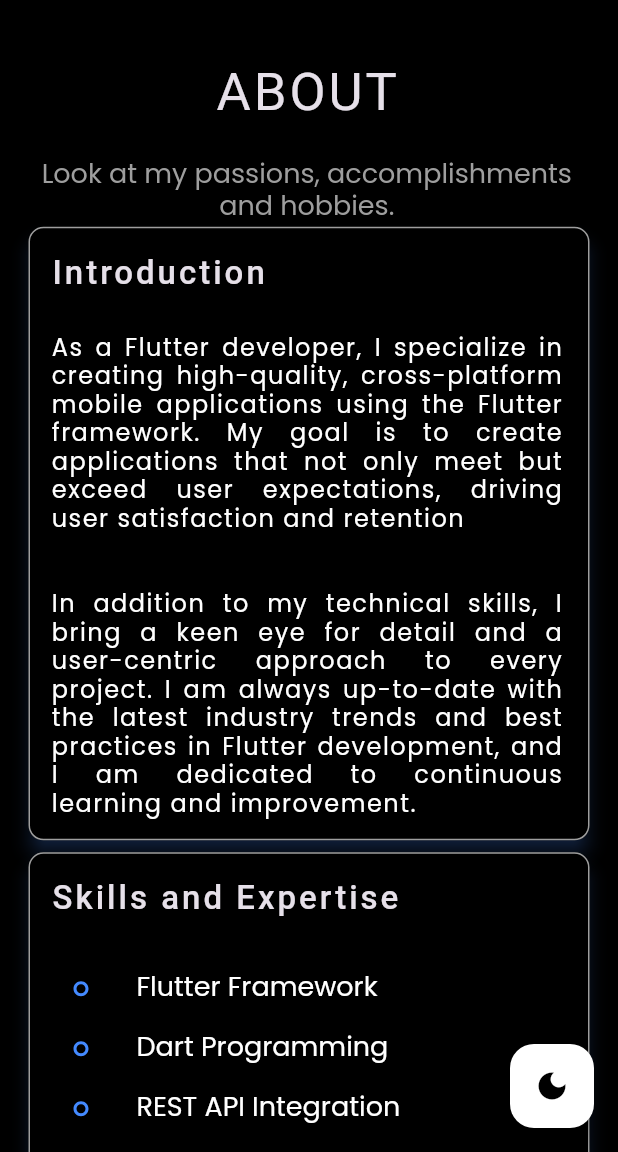
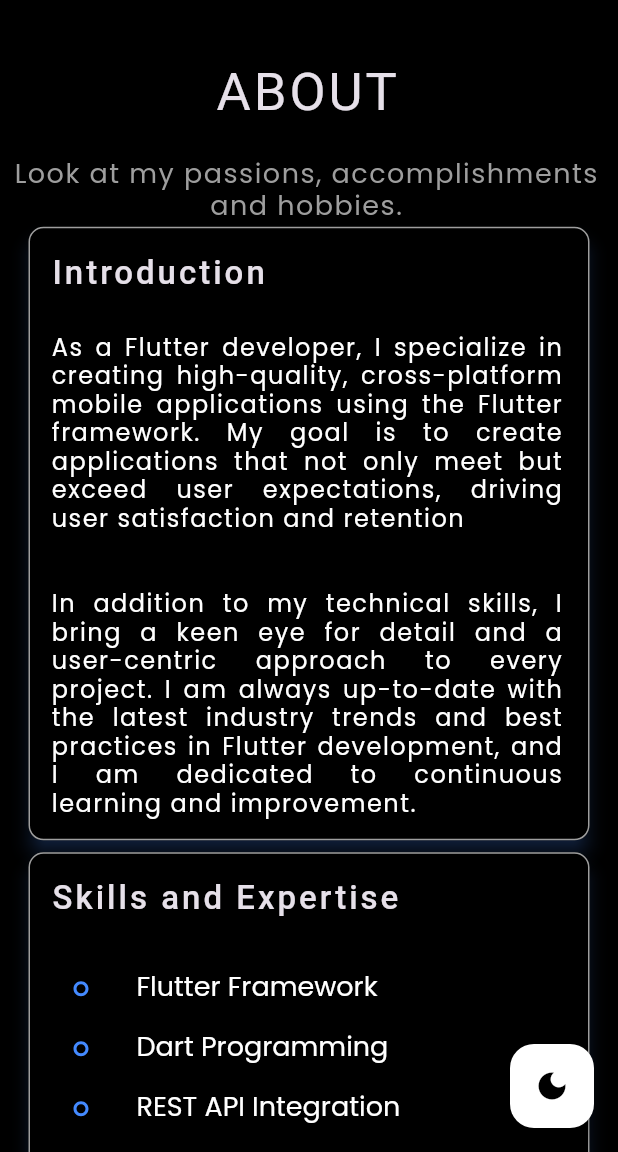
Before and after one commit to Pranav2918/MyPortfolio, a Flutter app: the screen it shows after launch, after a tap on the "menu" icon, after a tap on "About", on a phone screen of 412 x 824 dp, the part 84-1236 px from its top. Run offline on Flutter 3.47's test engine with Material 3 defaults, Android fonts, the phone set to English and light mode, and no system bars; our stand-ins replace animated_text_kit, carousel_slider, flutter_svg, google_fonts.

Commit message:
improved code for about section

```diff
--- a/lib/src/presentation/views/about/about.dart
+++ b/lib/src/presentation/views/about/about.dart
@@ -10,133 +10,72 @@ class About extends StatelessWidget {
   @override
   Widget build(BuildContext context) {
     final screenSize = MediaQuery.of(context).size;
+    final isDesktop = ResponsiveScreenProvider.isDesktopScreen(context);
+
     return SingleChildScrollView(
       physics: const BouncingScrollPhysics(),
       child: Column(
         children: [
-          SizedBox(
-            height: screenSize.height * 0.05,
-          ),
+          SizedBox(height: screenSize.height * 0.05),
           Center(
             child: Column(
               children: [
                 SelectableText(
                   'ABOUT',
-                  style: Theme.of(context)
-                      .textTheme
-                      .displayLarge!
-                      .copyWith(fontSize: 35.0, letterSpacing: 2.0),
+                  style: Theme.of(context).textTheme.displayLarge!.copyWith(
+                        fontSize: 35.0,
+                        letterSpacing: 2.0,
+                      ),
                 ),
                 const SizedBox(height: 25.0),
-                !ResponsiveScreenProvider.isDesktopScreen(context)
-                    ? SelectableText(
-                        'Look at my passions, accomplishments\nand hobbies.',
-                        textAlign: TextAlign.center,
-                        style: Theme.of(context)
-                            .textTheme
-                            .displayMedium!
-                            .copyWith(color: Colors.grey),
-                      )
-                    : SelectableText(
-                        'Look at my passions, accomplishments, and hobbies.',
+                SelectableText(
+                  isDesktop
+                      ? 'Look at my passions, accomplishments, and hobbies.'
+                      : 'Look at my passions, accomplishments\nand hobbies.',
+                  textAlign: isDesktop ? TextAlign.start : TextAlign.center,
                   style: Theme.of(context)
                       .textTheme
                       .displayMedium!
                       .copyWith(color: Colors.grey, letterSpacing: 1.0),
                 ),
-                Padding(
-                  padding: EdgeInsets.symmetric(
-                      horizontal: 15.0,
-                      vertical:
-                          !ResponsiveScreenProvider.isDesktopScreen(context)
-                              ? 0.0
-                              : 15.0,),
-                  child: !ResponsiveScreenProvider.isDesktopScreen(context)
-                      ? Column(
-                          children: [
-                            _aboutCards(
+                _responsiveSection(
+                  isDesktop: isDesktop,
+                  screenSize: screenSize,
+                  left: _aboutCards(
                     screenSize: screenSize,
                     title: 'Introduction',
                     context: context,
                     description: SelectableText(
                       Strings.aboutIntroText,
                       textAlign: TextAlign.justify,
-                                style: Theme.of(context)
-                                    .textTheme
-                                    .displayMedium!
-                                    .copyWith(
-                                        letterSpacing: 1.0, fontSize: 16.0,),
+                      style:
+                          Theme.of(context).textTheme.displayMedium!.copyWith(
+                                letterSpacing: 1.0,
+                                fontSize: 16.0,
                               ),
                     ),
-                            _aboutCards(
+                  ),
+                  right: _aboutCards(
                     context: context,
-                                description: _skillDescriptionWidget(context),
+                    description: _skillDescriptionWidget(context, isDesktop),
                     title: 'Skills and Expertise',
-                                screenSize: screenSize,),
-                          ],
-                        )
-                      : Row(
-                          children: [
-                            _aboutCards(
                     screenSize: screenSize,
-                              title: 'Introduction',
-                              context: context,
-                              description: SelectableText(
-                                Strings.aboutIntroText,
-                                style: Theme.of(context)
-                                    .textTheme
-                                    .displayMedium!
-                                    .copyWith(
-                                        letterSpacing: 1.0, fontSize: 16.0,),
                   ),
                 ),
-                            const Expanded(child: SizedBox()),
-                            _aboutCards(
-                                context: context,
-                                description: _skillDescriptionWidget(context),
-                                title: 'Skills and Expertise',
-                                screenSize: screenSize,),
-                          ],
-                        ),
-                ),
-                Padding(
-                  padding: EdgeInsets.symmetric(
-                      horizontal: 15.0,
-                      vertical:
-                          !ResponsiveScreenProvider.isDesktopScreen(context)
-                              ? 0.0
-                              : 15.0,),
-                  child: !ResponsiveScreenProvider.isDesktopScreen(context)
-                      ? Column(
-                          children: [
-                            _aboutCards(
+                _responsiveSection(
+                  isDesktop: isDesktop,
+                  screenSize: screenSize,
+                  left: _aboutCards(
                     screenSize: screenSize,
                     title: 'Interests',
                     context: context,
-                              description: _interestDescription(context),
+                    description: _interestDescription(context, isDesktop),
                   ),
-                            _aboutCards(
+                  right: _aboutCards(
                     context: context,
                     description: _educationDescription(context),
                     title: 'Education',
-                                screenSize: screenSize,),
-                          ],
-                        )
-                      : Row(
-                          children: [
-                            _aboutCards(
                     screenSize: screenSize,
-                              title: 'Interests',
-                              context: context,
-                              description: _interestDescription(context),
-                            ),
-                            const Expanded(child: SizedBox()),
-                            _aboutCards(
-                                context: context,
-                                description: _educationDescription(context),
-                                title: 'Education',
-                                screenSize: screenSize,),
-                          ],
                   ),
                 ),
               ],
@@ -147,36 +86,41 @@ class About extends StatelessWidget {
     );
   }
 
-  //About section's card widget
-  Widget _aboutCards(
-      {required String title, required Widget description, required BuildContext context, var screenSize,}) => Card(
+  Widget _responsiveSection({
+    required bool isDesktop,
+    required Size screenSize,
+    required Widget left,
+    required Widget right,
+  }) => Padding(
+      padding: EdgeInsets.symmetric(
+        horizontal: 15.0,
+        vertical: isDesktop ? 15.0 : 0.0,
+      ),
+      child: isDesktop
+          ? Row(children: [left, const Expanded(child: SizedBox()), right])
+          : Column(children: [left, right]),
+    );
+
+  // About section's card widget
+  Widget _aboutCards({
+    required String title,
+    required Widget description,
+    required BuildContext context,
+    required Size screenSize,
+  }) {
+    final isDesktop = ResponsiveScreenProvider.isDesktopScreen(context);
+
+    return Card(
       child: SizedBox(
-        height: !ResponsiveScreenProvider.isDesktopScreen(context)
-            ? null
-            : screenSize.height / 2.0,
+        height: isDesktop ? screenSize.height / 2.0 : null,
         width: screenSize.width > 965
             ? screenSize.width / 2.1
-            : !ResponsiveScreenProvider.isDesktopScreen(context)
-                ? screenSize.width
-                : screenSize.width / 2.2,
+            : isDesktop
+                ? screenSize.width / 2.2
+                : screenSize.width,
         child: Padding(
           padding: const EdgeInsets.all(15.0),
-          child: !ResponsiveScreenProvider.isDesktopScreen(context)
-              ? Column(
-                  crossAxisAlignment: CrossAxisAlignment.start,
-                  children: [
-                    SelectableText(
-                      title,
-                      style: Theme.of(context).textTheme.bodyMedium!.copyWith(
-                          fontSize: 22.0,
-                          fontWeight: FontWeight.w500,
-                          letterSpacing: 2.0,),
-                    ),
-                    const SizedBox(height: 25.0),
-                    description, //Widget contains various description layout
-                  ],
-                )
-              : SingleChildScrollView(
+          child: SingleChildScrollView(
             child: Column(
               crossAxisAlignment: CrossAxisAlignment.start,
               children: [
@@ -185,59 +129,58 @@ class About extends StatelessWidget {
                   style: Theme.of(context).textTheme.bodyMedium!.copyWith(
                         fontSize: 22.0,
                         fontWeight: FontWeight.w500,
-                            letterSpacing: 2.0,),
+                        letterSpacing: 2.0,
+                      ),
                 ),
                 const SizedBox(height: 25.0),
-                      description, //Widget contains various description layout
+                description,
               ],
             ),
           ),
         ),
       ),
     );
+  }
 
-  //Skills
-  Widget _skillDescriptionWidget(BuildContext context) => Column(
+  // Skills
+  Widget _skillDescriptionWidget(BuildContext context, bool isDesktop) {
+    final skills = [
+      'Flutter Framework',
+      'Dart Programming',
+      'REST API Integration',
+      'State Management',
+      'Firebase',
+      'Unit Testing',
+      'Teamwork',
+    ];
+
+    return isDesktop
+        ? Row(
             children: [
-        !ResponsiveScreenProvider.isDesktopScreen(context)
-            ? Column(
-                children: [
-                  _skillPoints('Flutter Framework', context),
-                  _skillPoints('Dart Programming', context),
-                  _skillPoints('REST API Integration', context),
-                  _skillPoints('State Management', context),
-                  _skillPoints('Firebase ', context),
-                  _skillPoints('Unit Testing', context),
-                  _skillPoints('Firebase', context),
-                  _skillPoints('Teamwork', context),
+              Expanded(
+                child: Column(
+                  crossAxisAlignment: CrossAxisAlignment.start,
+                  children: skills
+                      .take(4)
+                      .map((s) => _skillPoints(s, context))
+                      .toList(),
+                ),
+              ),
+              Expanded(
+                child: Column(
+                  crossAxisAlignment: CrossAxisAlignment.start,
+                  children: skills
+                      .skip(4)
+                      .map((s) => _skillPoints(s, context))
+                      .toList(),
+                ),
+              ),
             ],
           )
-            : Row(
-                children: [
-                  Column(
-                    crossAxisAlignment: CrossAxisAlignment.start,
-                    children: [
-                      _skillPoints('Flutter Framework', context),
-                      _skillPoints('Dart Programming', context),
-                      _skillPoints('REST API Integration', context),
-                      _skillPoints('State Management', context),
-                    ],
-                  ),
-                  const Expanded(child: SizedBox()),
-                  Column(
-                    crossAxisAlignment: CrossAxisAlignment.start,
-                    children: [
-                      _skillPoints('Firebase ', context),
-                      _skillPoints('Unit Testing', context),
-                      _skillPoints('Firebase', context),
-                      _skillPoints('Teamwork', context),
-                    ],
-                  ),
-                  const Expanded(child: SizedBox()),
-                ],
-              ),
-      ],
+        : Column(
+            children: skills.map((s) => _skillPoints(s, context)).toList(),
           );
+  }
 
   Widget _skillPoints(String skill, BuildContext context) => Padding(
       padding: const EdgeInsets.all(8.0),
@@ -255,69 +198,77 @@ class About extends StatelessWidget {
       ),
     );
 
-  //Interests
-  Widget _interestDescription(BuildContext context) => Column(
+  // Interests
+  Widget _interestDescription(BuildContext context, bool isDesktop) {
+    final interests = [
+      {'title': 'Photography', 'icon': Images.camera},
+      {'title': 'Web Series', 'icon': Images.webSeries},
+      {'title': 'Music', 'icon': Images.music},
+      {'title': 'Travel', 'icon': Images.travel},
+      {'title': 'Cricket', 'icon': Images.cricket},
+      {'title': 'Hiking', 'icon': Images.hiking},
+      {'title': 'Stock Analysis', 'icon': Images.stock},
+    ];
+
+    return isDesktop
+        ? Row(
             children: [
-        !ResponsiveScreenProvider.isDesktopScreen(context)
-            ? Column(
-                children: [
-                  _interestPoints(
-                      'Photography', Images.camera, context,),
-                  _interestPoints(
-                      'Web Series', Images.webSeries, context,),
-                  _interestPoints('Music', Images.music, context),
-                  _interestPoints(
-                      'Travel', Images.travel, context,),
-                  _interestPoints(
-                      'Cricket', Images.cricket, context,),
-                  _interestPoints(
-                      'Hiking', Images.hiking, context,),
-                  _interestPoints(
-                      'Stock Analysis', Images.stock, context,),
+              Expanded(
+                child: Column(
+                  crossAxisAlignment: CrossAxisAlignment.start,
+                  children: interests
+                      .take(4)
+                      .map(
+                        (e) => _interestPoints(
+                          e['title']!,
+                          e['icon']!,
+                          context,
+                        ),
+                      )
+                      .toList(),
+                ),
+              ),
+              Expanded(
+                child: Column(
+                  crossAxisAlignment: CrossAxisAlignment.start,
+                  children: interests
+                      .skip(4)
+                      .map(
+                        (e) => _interestPoints(
+                          e['title']!,
+                          e['icon']!,
+                          context,
+                        ),
+                      )
+                      .toList(),
+                ),
+              ),
             ],
           )
-            : Row(
-                children: [
-                  Column(
-                    crossAxisAlignment: CrossAxisAlignment.start,
-                    children: [
-                      _interestPoints(
-                          'Photography', Images.camera, context,),
-                      _interestPoints(
-                          'Web Series', Images.webSeries, context,),
-                      _interestPoints(
-                          'Music', Images.music, context,),
-                      _interestPoints(
-                          'Travel', Images.travel, context,),
-                    ],
+        : Column(
+            children: interests
+                .map(
+                  (e) => _interestPoints(
+                    e['title']!,
+                    e['icon']!,
+                    context,
                   ),
-                  const Expanded(child: SizedBox()),
-                  Column(
-                    crossAxisAlignment: CrossAxisAlignment.start,
-                    children: [
-                      _interestPoints(
-                          'Cricket', Images.cricket, context,),
-                      _interestPoints(
-                          'Hiking', Images.hiking, context,),
-                      _interestPoints(
-                          'Stock Analysis', Images.stock, context,),
-                    ],
-                  ),
-                  const Expanded(child: SizedBox()),
-                ],
-              ),
-      ],
+                )
+                .toList(),
           );
+  }
 
   Widget _interestPoints(
-      String interest, String imageAsset, BuildContext context,) => Padding(
+    String interest,
+    String imageAsset,
+    BuildContext context,
+  ) => Padding(
       padding: const EdgeInsets.all(8.0),
       child: Row(
         children: [
-          Container(
+          SizedBox(
             height: 40.0,
             width: 40.0,
-            alignment: Alignment.center,
             child: SvgPicture.asset(
               imageAsset,
               fit: BoxFit.fitHeight,
@@ -326,58 +277,74 @@ class About extends StatelessWidget {
             ),
           ),
           const SizedBox(width: 25.0),
-          Text(
-            interest,
-            style: Theme.of(context).textTheme.displayMedium,
-          ),
+          Text(interest, style: Theme.of(context).textTheme.displayMedium),
         ],
       ),
     );
 
-  Widget _educationDescription(BuildContext context) => Column(
+  // Education
+  Widget _educationDescription(BuildContext context) => const Column(
       children: [
-        _educations(context, '09/2019 - 01/2022', 'B.E. in Computer Science'),
-        const SizedBox(height: 35.0),
-        _educations(context, '08/2016 - 10/2019', 'Diploma in Computer Science'),
+        _EducationItem(
+          year: '09/2019 - 01/2022',
+          course: 'B.E. in Computer Science',
+        ),
+        SizedBox(height: 35.0),
+        _EducationItem(
+          year: '08/2016 - 10/2019',
+          course: 'Diploma in Computer Science',
+        ),
       ],
     );
 }
 
-Widget _educations(BuildContext context, String year, String course) => Row(
+class _EducationItem extends StatelessWidget {
+  final String year;
+  final String course;
+
+  const _EducationItem({required this.year, required this.course});
+
+  @override
+  Widget build(BuildContext context) => Row(
       crossAxisAlignment: CrossAxisAlignment.start,
       children: [
         SvgPicture.asset(
           Images.bullet,
-        colorFilter: const ColorFilter.mode(Colors.blueAccent, BlendMode.srcIn),
+          colorFilter:
+              const ColorFilter.mode(Colors.blueAccent, BlendMode.srcIn),
         ),
+        const SizedBox(width: 8.0),
         Flexible(
           child: Column(
             crossAxisAlignment: CrossAxisAlignment.start,
             children: [
-            Text(course,
+              Text(
+                course,
                 style: Theme.of(context)
                     .textTheme
                     .displayMedium!
-                    .copyWith(fontWeight: FontWeight.bold),),
-            const SizedBox(
-              height: 10.0,
+                    .copyWith(fontWeight: FontWeight.bold),
               ),
-            Text('Dr. Subhash University',
+              const SizedBox(height: 10.0),
+              Text(
+                'Dr. Subhash University',
                 overflow: TextOverflow.ellipsis,
                 style: Theme.of(context)
                     .textTheme
                     .displayMedium!
-                    .copyWith(color: Colors.blueAccent),),
-            const SizedBox(
-              height: 10.0,
+                    .copyWith(color: Colors.blueAccent),
               ),
-            Text(year,
+              const SizedBox(height: 10.0),
+              Text(
+                year,
                 style: Theme.of(context)
                     .textTheme
                     .bodySmall!
-                    .copyWith(color: Colors.grey),),
+                    .copyWith(color: Colors.grey),
+              ),
             ],
           ),
         ),
       ],
     );
+}
```
Lines whose indentation alone changed are shown as unchanged.
